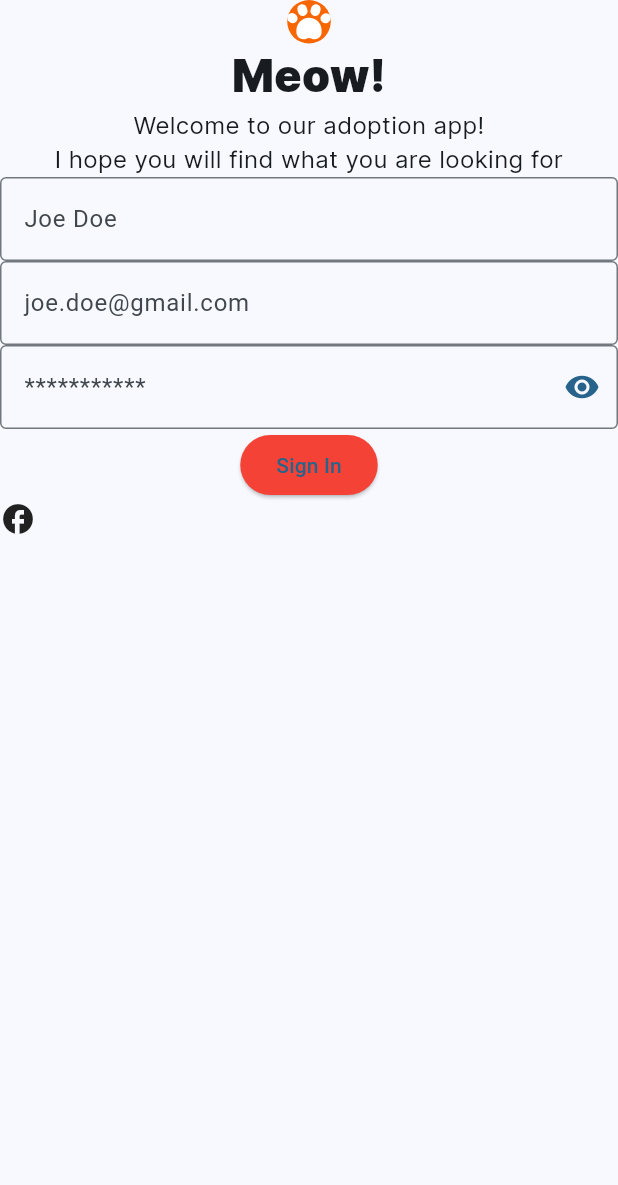
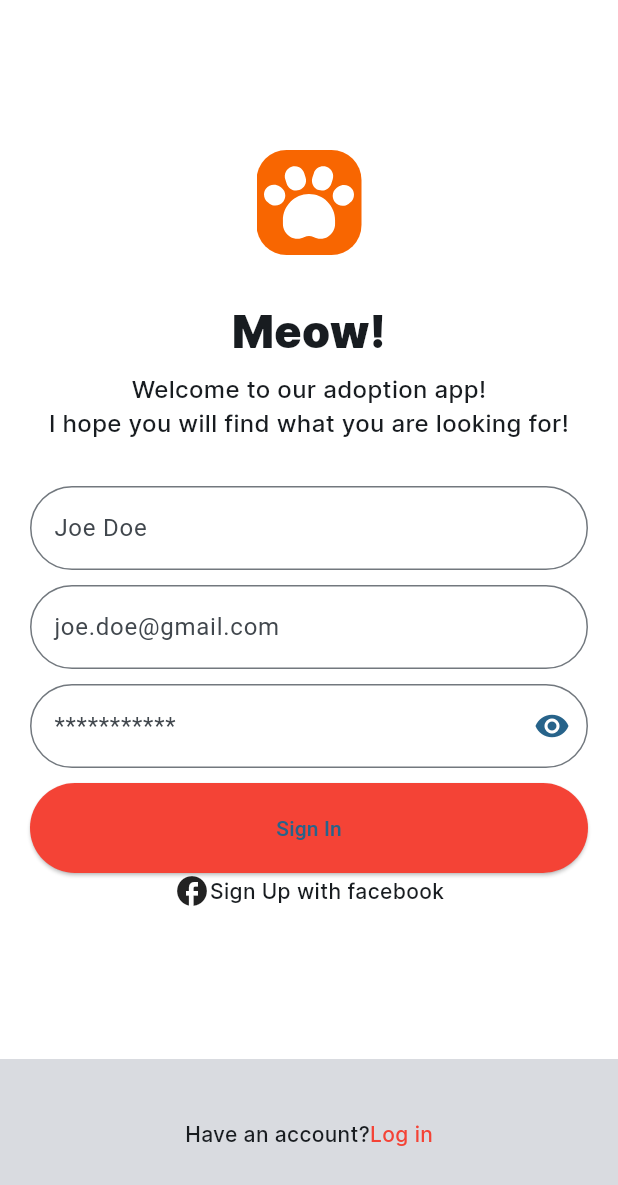
Before and after one commit to dhranny/100UI, a Flutter app: the screen it shows after launch, on a phone screen of 412 x 824 dp. Shown: the top 1185 px of the screen. Run offline on Flutter 3.47's test engine with Material 2 defaults, Android fonts, the phone set to English and light mode, and no system bars; our stand-ins replace flutter_svg.

Commit message:
Done with meow form page

```diff
--- a/lib/meow_ui.dart
+++ b/lib/meow_ui.dart
@@ -14,10 +14,20 @@ class MeowUiState extends State<MeowUi>{
   @override
   Widget build(BuildContext context) {
     return Scaffold(
-      body: Column(
-        crossAxisAlignment: CrossAxisAlignment.stretch,
+      body: Container(
+        decoration: BoxDecoration(
+          color: Colors.black12
+        ),
+        child: Column(
+          crossAxisAlignment: CrossAxisAlignment.center,
           children: [
-          Column(
+            Container(
+              decoration: BoxDecoration(
+                color: Colors.white
+              ),
+              child: Padding(
+                padding: EdgeInsets.only(left: 20, right: 20, top: 100, bottom: 100),
+                child: Column(
                   mainAxisAlignment: MainAxisAlignment.center,
                   children: [
                     Container(
@@ -28,37 +38,49 @@ class MeowUiState extends State<MeowUi>{
                           ),
                           borderRadius: BorderRadius.all(Radius.circular(20))
                       ),
-                child: SvgPicture.asset('images/pawnadoption.svg',),
+                      padding: EdgeInsets.all(5),
+                      child: SvgPicture.asset('images/pawnadoption.svg',height: 60, width: 60,),
                     ),
-              const Text('Meow!',
+                    Padding(
+                      padding: EdgeInsets.only(top: 30),
+                      child: const Text('Meow!',
                         textAlign: TextAlign.center,
                         style: TextStyle(fontFamily: 'Inter', fontSize: 30, fontWeight: FontWeight.w600),
                       ),
-              Text('Welcome to our adoption app!\nI hope you will find what you are looking for',
+                    ),
+                    Padding(
+                      padding: EdgeInsets.only(top: 5),
+                      child: Text('Welcome to our adoption app!\nI hope you will find what you are looking for!',
                         textAlign: TextAlign.center,
-                style: TextStyle(fontFamily: 'Inter', fontSize: 16),
+                        style: TextStyle(fontFamily: 'Inter', fontSize: 16, fontWeight: FontWeight.w500),
                       ),
-              TextField(
+                    ),
+                    Padding(
+                      padding: EdgeInsets.only(top: 30, bottom: 10),
+                      child: TextField(
                         decoration: InputDecoration(
-                  border: OutlineInputBorder(),
+                          border: OutlineInputBorder(borderRadius: BorderRadius.all(Radius.circular(30))),
                           hintText: 'Joe Doe',
                         ),
                         keyboardType: TextInputType.name,
                         maxLines: 1,
 
                       ),
+                    ),
                     TextField(
                       decoration: InputDecoration(
-                  border: OutlineInputBorder(),
+                        border: OutlineInputBorder(borderRadius: BorderRadius.all(Radius.circular(30))),
                         hintText: 'joe.doe@gmail.com',
                       ),
                       keyboardType: TextInputType.emailAddress,
                       maxLines: 1,
 
                     ),
-              TextField(
+                    Padding(
+                      padding: EdgeInsets.only(top: 10, bottom: 10),
+                      child: TextField(
                         decoration: InputDecoration(
-                  border: OutlineInputBorder(),
+                            border: OutlineInputBorder(borderRadius: BorderRadius.all(Radius.circular(30))),
                             hintText: '***********',
                             suffixIcon: Icon(Icons.visibility, color: Theme.of(context).primaryColor,)
                         ),
@@ -67,25 +89,42 @@ class MeowUiState extends State<MeowUi>{
                         autocorrect: false,
                         maxLines: 1,
                       ),
+                    ),
                     ElevatedButton(
                       onPressed: (){},
                       child: Text('Sign In'),
+
                       style: ElevatedButton.styleFrom(
-                  backgroundColor: Colors.red
+                          backgroundColor: Colors.red,
+                          minimumSize: Size(double.infinity, 60)
                       ),
                     ),
                     Row(
+                        mainAxisAlignment: MainAxisAlignment.center,
                         children: [
-                  Icon(Icons.facebook_outlined)
+                          Icon(Icons.facebook_outlined),
+                          Text('Sign Up with facebook', style: TextStyle(fontFamily: 'Inter', fontWeight: FontWeight.w500),)
                         ]
                     )
                   ],
                 ),
-          Row(
-
+              ),
+            ),
+            SizedBox(
+                height: 100,
+                child: Row(
+                  mainAxisAlignment: MainAxisAlignment.center,
+                  children: [
+                    Text('Have an account?', style: TextStyle(fontFamily: 'Inter', fontWeight: FontWeight.w500)),
+                    GestureDetector(onTap: (){},
+                        child: Text('Log in', style: TextStyle(fontFamily: 'Inter', fontWeight: FontWeight.w500, color: Colors.red))
+                    )
+                  ],
+                )
             )
           ],
         ),
+      )
     );
   }
 
```
Lines whose indentation alone changed are shown as unchanged.
